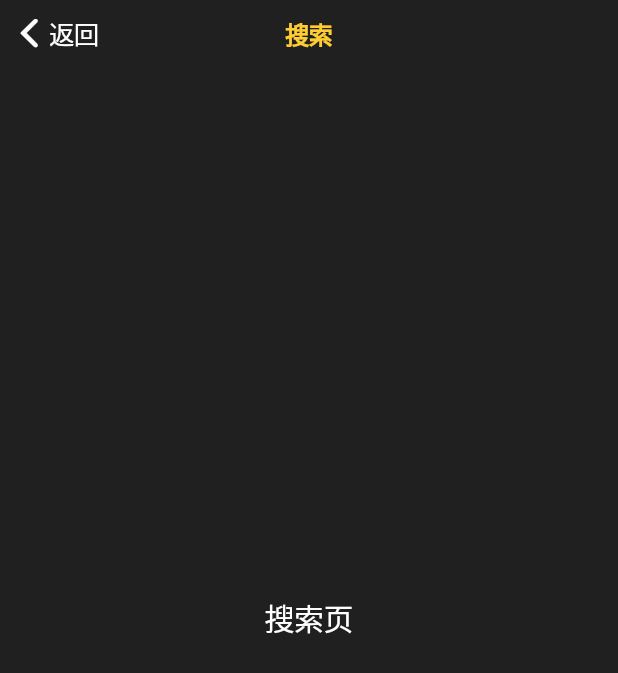
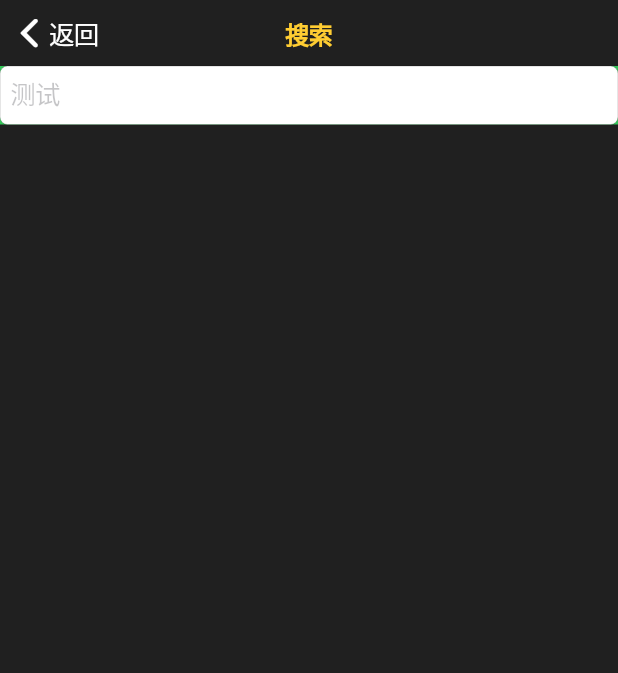
Before and after one commit to yuxuelian/flutter_awesome_music, a Flutter app: the SearchPage widget shown alone on an empty page, opened directly, on a phone screen of 412 x 824 dp. Shown: the top 673 px of the screen. Run offline on Flutter 3.47's test engine with Material 2 defaults, Android fonts, the phone set to English and light mode, and no system bars; our stand-ins replace dio, flutter_swiper, shared_preferences, sticky_headers; accounts and stored records are empty; network calls fail.

Commit message:
升级依赖

```diff
--- a/lib/main.dart
+++ b/lib/main.dart
@@ -1,4 +1,5 @@
 import 'package:flutter/cupertino.dart';
+import 'package:flutter/material.dart';
 import 'package:flutter_common_plugin/flutter_common_plugin.dart';
 
 import 'page/home_page.dart';
--- a/lib/page/search_page.dart
+++ b/lib/page/search_page.dart
@@ -10,21 +10,31 @@ class SearchPage extends StatelessWidget {
 
   SearchPage({Key key}) : super(key: key);
 
+  Widget _buildPage(BuildContext context) {
+    return Column(
+      children: <Widget>[
+        CupertinoNavigationBar(
+          backgroundColor: Color(0),
+          previousPageTitle: '返回',
+          middle: Text('搜索', style: TextStyle(fontSize: 16, color: Color(0xFFFFCD32))),
+          border: Border.all(style: BorderStyle.none),
+        ),
+        Container(
+          color: CupertinoColors.activeGreen,
+          child: CupertinoTextField(
+            placeholder: '测试',
+            textInputAction: TextInputAction.send,
+          ),
+        )
+      ],
+    );
+  }
+
   @override
   Widget build(BuildContext context) {
-    return CupertinoPageScaffold(
-      backgroundColor: Color(0xFF202020),
-      navigationBar: CupertinoNavigationBar(
-        backgroundColor: Color(0),
-        previousPageTitle: '返回',
-        middle: Text('搜索', style: TextStyle(fontSize: 16, color: Color(0xFFFFCD32))),
-        border: Border.all(style: BorderStyle.none),
-      ),
-      child: Container(
-        child: Center(
-          child: Text('搜索页', style: TextStyle(fontSize: 20, color: CupertinoColors.white)),
-        ),
-      ),
+    return Container(
+      color: Color(0xFF202020),
+      child: _buildPage(context),
     );
   }
 }
```
Also changed, not shown: 15 other files.
